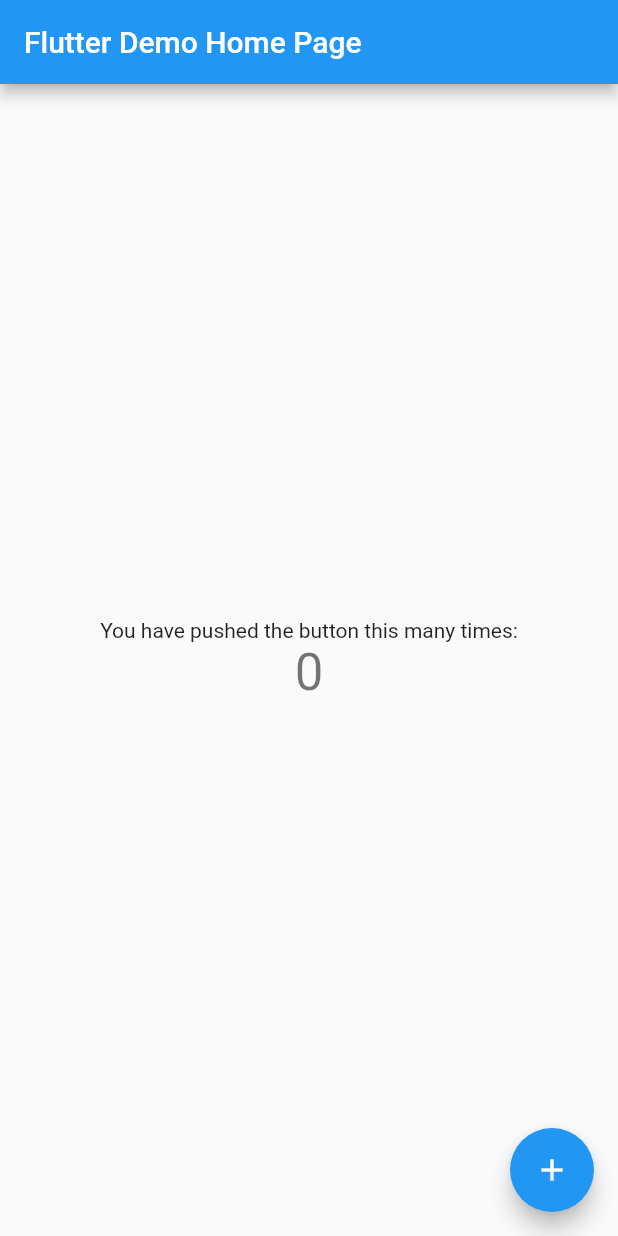
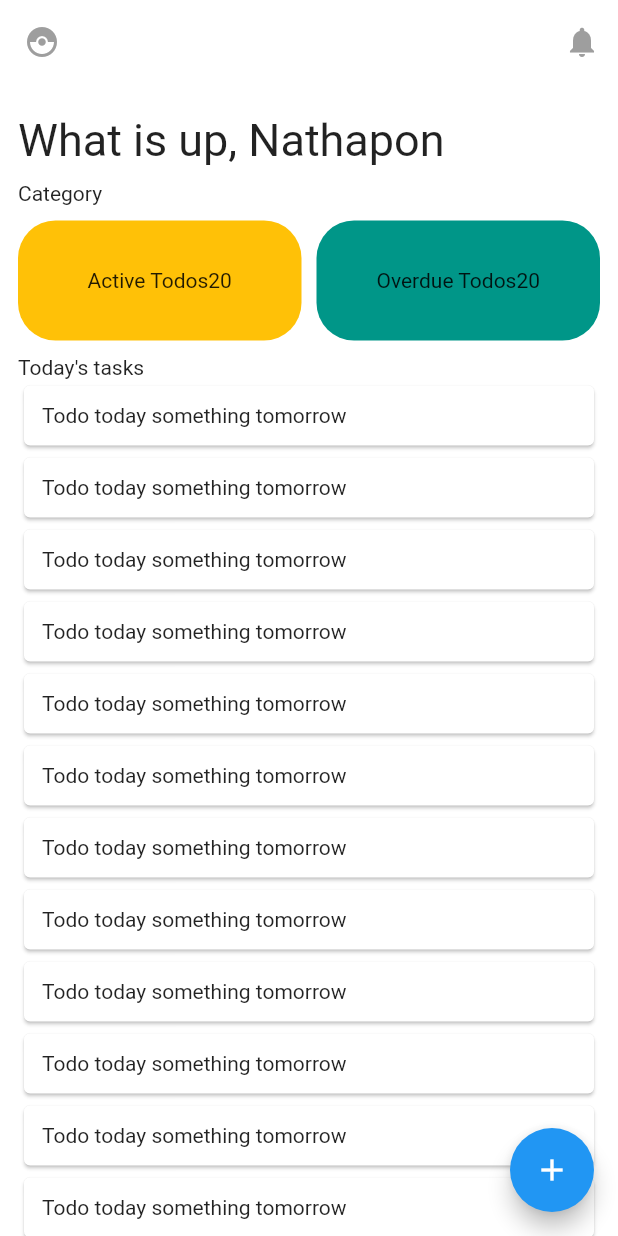
Before and after one commit to hellonathapon/catloaf, a Flutter app: the screen it shows after launch, on a phone screen of 412 x 824 dp. Run offline on Flutter 3.47's test engine with Material 2 defaults, Android fonts, the phone set to English and light mode, and no system bars.

Commit message:
feat(UI): Structure home page's layout

```diff
--- a/lib/main.dart
+++ b/lib/main.dart
@@ -1,3 +1,4 @@
+import 'package:catloaf/pages/home_page.dart';
 import 'package:flutter/material.dart';
 
 void main() {
@@ -13,103 +14,10 @@
     return MaterialApp(
       title: 'Flutter Demo',
       theme: ThemeData(
-        // This is the theme of your application.
-        //
-        // Try running your application with "flutter run". You'll see the
-        // application has a blue toolbar. Then, without quitting the app, try
-        // changing the primarySwatch below to Colors.green and then invoke
-        // "hot reload" (press "r" in the console where you ran "flutter run",
-        // or simply save your changes to "hot reload" in a Flutter IDE).
-        // Notice that the counter didn't reset back to zero; the application
-        // is not restarted.
         primarySwatch: Colors.blue,
       ),
-      home: const MyHomePage(title: 'Flutter Demo Home Page'),
+      home: const HomePage(),
+      debugShowCheckedModeBanner: false,
     );
   }
 }
-
-class MyHomePage extends StatefulWidget {
-  const MyHomePage({Key? key, required this.title}) : super(key: key);
-
-  // This widget is the home page of your application. It is stateful, meaning
-  // that it has a State object (defined below) that contains fields that affect
-  // how it looks.
-
-  // This class is the configuration for the state. It holds the values (in this
-  // case the title) provided by the parent (in this case the App widget) and
-  // used by the build method of the State. Fields in a Widget subclass are
-  // always marked "final".
-
-  final String title;
-
-  @override
-  State<MyHomePage> createState() => _MyHomePageState();
-}
-
-class _MyHomePageState extends State<MyHomePage> {
-  int _counter = 0;
-
-  void _incrementCounter() {
-    setState(() {
-      // This call to setState tells the Flutter framework that something has
-      // changed in this State, which causes it to rerun the build method below
-      // so that the display can reflect the updated values. If we changed
-      // _counter without calling setState(), then the build method would not be
-      // called again, and so nothing would appear to happen.
-      _counter++;
-    });
-  }
-
-  @override
-  Widget build(BuildContext context) {
-    // This method is rerun every time setState is called, for instance as done
-    // by the _incrementCounter method above.
-    //
-    // The Flutter framework has been optimized to make rerunning build methods
-    // fast, so that you can just rebuild anything that needs updating rather
-    // than having to individually change instances of widgets.
-    return Scaffold(
-      appBar: AppBar(
-        // Here we take the value from the MyHomePage object that was created by
-        // the App.build method, and use it to set our appbar title.
-        title: Text(widget.title),
-      ),
-      body: Center(
-        // Center is a layout widget. It takes a single child and positions it
-        // in the middle of the parent.
-        child: Column(
-          // Column is also a layout widget. It takes a list of children and
-          // arranges them vertically. By default, it sizes itself to fit its
-          // children horizontally, and tries to be as tall as its parent.
-          //
-          // Invoke "debug painting" (press "p" in the console, choose the
-          // "Toggle Debug Paint" action from the Flutter Inspector in Android
-          // Studio, or the "Toggle Debug Paint" command in Visual Studio Code)
-          // to see the wireframe for each widget.
-          //
-          // Column has various properties to control how it sizes itself and
-          // how it positions its children. Here we use mainAxisAlignment to
-          // center the children vertically; the main axis here is the vertical
-          // axis because Columns are vertical (the cross axis would be
-          // horizontal).
-          mainAxisAlignment: MainAxisAlignment.center,
-          children: <Widget>[
-            const Text(
-              'You have pushed the button this many times:',
-            ),
-            Text(
-              '$_counter',
-              style: Theme.of(context).textTheme.headline4,
-            ),
-          ],
-        ),
-      ),
-      floatingActionButton: FloatingActionButton(
-        onPressed: _incrementCounter,
-        tooltip: 'Increment',
-        child: const Icon(Icons.add),
-      ), // This trailing comma makes auto-formatting nicer for build methods.
-    );
-  }
-}
--- /dev/null
+++ b/lib/pages/addTodo_page.dart
@@ -0,0 +1,10 @@
+import 'package:flutter/material.dart';
+
+class AddTodoPage extends StatelessWidget {
+  const AddTodoPage({Key? key}) : super(key: key);
+
+  @override
+  Widget build(BuildContext context) {
+    return Scaffold();
+  }
+}
--- /dev/null
+++ b/lib/pages/home_page.dart
@@ -0,0 +1,88 @@
+// ignore_for_file: prefer_const_constructors, prefer_const_literals_to_create_immutables
+
+import 'package:catloaf/widgets/nav_box.dart';
+import 'package:flutter/material.dart';
+
+import '../widgets/todo.dart';
+
+class HomePage extends StatelessWidget {
+  const HomePage({Key? key}) : super(key: key);
+
+  @override
+  Widget build(BuildContext context) {
+    return Scaffold(
+      resizeToAvoidBottomInset: false,
+      backgroundColor: Colors.white,
+      appBar: AppBar(
+        backgroundColor: Colors.white,
+        leading: Icon(Icons.catching_pokemon, color: Colors.grey),
+        actions: const [
+          Padding(
+            padding: EdgeInsets.only(right: 12),
+            child: Icon(Icons.notifications, color: Colors.grey),
+          ),
+        ],
+        elevation: 0,
+      ),
+      body: Padding(
+        padding: const EdgeInsets.only(
+          left: 12,
+          right: 12,
+        ),
+        child: Column(
+          crossAxisAlignment: CrossAxisAlignment.start,
+          children: [
+            Column(
+              crossAxisAlignment: CrossAxisAlignment.start,
+              children: [
+                SizedBox(
+                  height: 20,
+                ),
+                Container(
+                  child: Text('What is up, Nathapon',
+                      style: TextStyle(fontSize: 30)),
+                ),
+                SizedBox(
+                  height: 10,
+                ),
+                Text('Category'),
+                SizedBox(
+                  height: 10,
+                ),
+                Row(
+                  mainAxisAlignment: MainAxisAlignment.spaceAround,
+                  crossAxisAlignment: CrossAxisAlignment.center,
+                  children: [
+                    NavBox(name: 'Active Todos', amount: 20, col: Colors.amber),
+                    SizedBox(
+                      width: 10,
+                    ),
+                    NavBox(name: 'Overdue Todos', amount: 20, col: Colors.teal),
+                  ],
+                ),
+                SizedBox(height: 10),
+              ],
+            ),
+            Text('Today\'s tasks'),
+            Flexible(
+              child: ListView.builder(
+                shrinkWrap: true,
+                physics: ScrollPhysics(),
+                itemCount: 25,
+                itemBuilder: (BuildContext context, int index) {
+                  return Todo();
+                },
+              ),
+            ),
+          ],
+        ),
+
+        //* list view
+      ),
+      floatingActionButton: FloatingActionButton(
+        onPressed: () {},
+        child: const Icon(Icons.add),
+      ),
+    );
+  }
+}
--- /dev/null
+++ b/lib/widgets/nav_box.dart
@@ -0,0 +1,34 @@
+// ignore_for_file: sort_child_properties_last
+
+import 'package:flutter/material.dart';
+
+class NavBox extends StatelessWidget {
+  const NavBox(
+      {Key? key, required this.name, required this.amount, required this.col})
+      : super(key: key);
+
+  final String name;
+  final int amount;
+  final Color col;
+
+  @override
+  Widget build(BuildContext context) {
+    return Expanded(
+      child: Container(
+        height: 80,
+        width: double.infinity,
+        child: Row(
+          mainAxisAlignment: MainAxisAlignment.center,
+          children: [
+            Text(name),
+            Text(amount.toString()),
+          ],
+        ),
+        decoration: BoxDecoration(
+          borderRadius: BorderRadius.circular(25.0),
+          color: col,
+        ),
+      ),
+    );
+  }
+}
--- /dev/null
+++ b/lib/widgets/todo.dart
@@ -0,0 +1,17 @@
+// ignore_for_file: prefer_const_constructors
+
+import 'package:flutter/material.dart';
+
+class Todo extends StatelessWidget {
+  const Todo({Key? key}) : super(key: key);
+
+  @override
+  Widget build(BuildContext context) {
+    return Card(
+      child: Padding(
+        padding: const EdgeInsets.all(12),
+        child: Text('Todo today something tomorrow'),
+      ),
+    );
+  }
+}
```
